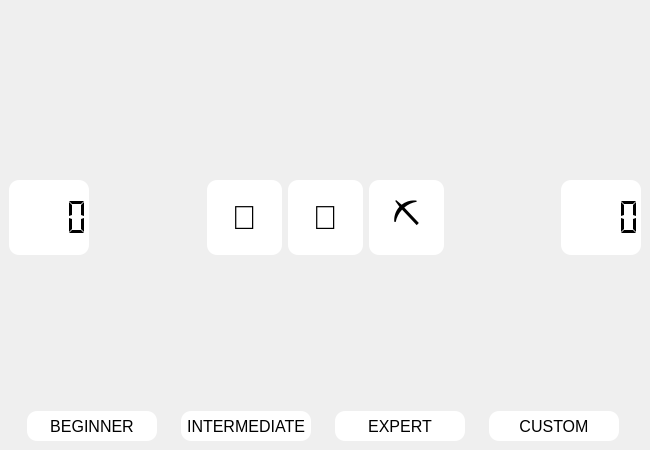
This is minesweeper_ui.ui in rekin5320/minesweeper as Qt 5 draws it before an edit. The edited form follows.
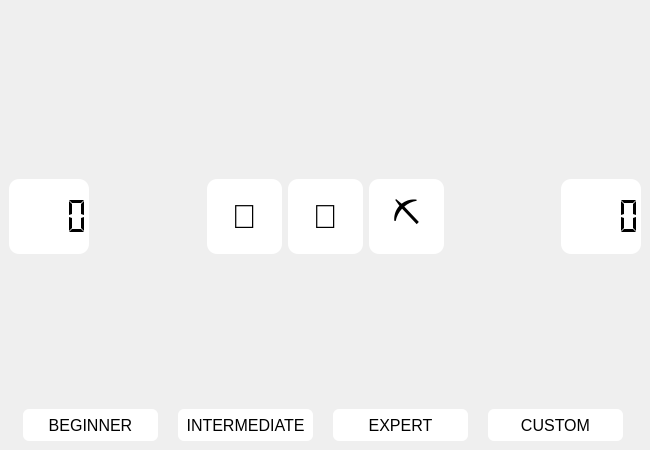
This is the edited form. Icons and pictures are not drawn.

Commit message: Decreased border-size and increased size of difficulty buttons

```diff
--- a/minesweeper_ui.ui
+++ b/minesweeper_ui.ui
@@ -334,14 +334,14 @@
         </property>
         <property name="minimumSize">
          <size>
-          <width>130</width>
-          <height>30</height>
+          <width>135</width>
+          <height>32</height>
          </size>
         </property>
         <property name="maximumSize">
          <size>
-          <width>130</width>
-          <height>30</height>
+          <width>135</width>
+          <height>32</height>
          </size>
         </property>
         <property name="baseSize">
@@ -355,17 +355,17 @@
           <pointsize>12</pointsize>
          </font>
         </property>
+        <property name="styleSheet">
+         <string notr="true">
+                QPushButton {
+                    background-color: white;
+                    border-radius: 6px;
+                }
+            </string>
+        </property>
         <property name="text">
          <string>BEGINNER</string>
         </property>
-        <property name="styleSheet">
-         <string>
-                QPushButton {
-                    background-color: white;
-                    border-radius: 10px;
-                }
-            </string>
-        </property>
        </widget>
       </item>
       <item>
@@ -378,14 +378,14 @@
         </property>
         <property name="minimumSize">
          <size>
-          <width>130</width>
-          <height>30</height>
+          <width>135</width>
+          <height>32</height>
          </size>
         </property>
         <property name="maximumSize">
          <size>
-          <width>130</width>
-          <height>30</height>
+          <width>135</width>
+          <height>32</height>
          </size>
         </property>
         <property name="baseSize">
@@ -399,17 +399,17 @@
           <pointsize>12</pointsize>
          </font>
         </property>
+        <property name="styleSheet">
+         <string notr="true">
+                QPushButton {
+                    background-color: white;
+                    border-radius: 6px;
+                }
+            </string>
+        </property>
         <property name="text">
          <string>INTERMEDIATE</string>
         </property>
-        <property name="styleSheet">
-         <string>
-                QPushButton {
-                    background-color: white;
-                    border-radius: 10px;
-                }
-            </string>
-        </property>
        </widget>
       </item>
       <item>
@@ -422,14 +422,14 @@
         </property>
         <property name="minimumSize">
          <size>
-          <width>130</width>
-          <height>30</height>
+          <width>135</width>
+          <height>32</height>
          </size>
         </property>
         <property name="maximumSize">
          <size>
-          <width>130</width>
-          <height>30</height>
+          <width>135</width>
+          <height>32</height>
          </size>
         </property>
         <property name="baseSize">
@@ -443,17 +443,17 @@
           <pointsize>12</pointsize>
          </font>
         </property>
+        <property name="styleSheet">
+         <string notr="true">
+                QPushButton {
+                    background-color: white;
+                    border-radius: 6px;
+                }
+            </string>
+        </property>
         <property name="text">
          <string>EXPERT</string>
         </property>
-        <property name="styleSheet">
-         <string>
-                QPushButton {
-                    background-color: white;
-                    border-radius: 10px;
-                }
-            </string>
-        </property>
        </widget>
       </item>
       <item>
@@ -466,14 +466,14 @@
         </property>
         <property name="minimumSize">
          <size>
-          <width>130</width>
-          <height>30</height>
+          <width>135</width>
+          <height>32</height>
          </size>
         </property>
         <property name="maximumSize">
          <size>
-          <width>130</width>
-          <height>30</height>
+          <width>135</width>
+          <height>32</height>
          </size>
         </property>
         <property name="baseSize">
@@ -487,17 +487,17 @@
           <pointsize>12</pointsize>
          </font>
         </property>
+        <property name="styleSheet">
+         <string notr="true">
+                QPushButton {
+                    background-color: white;
+                    border-radius: 6px;
+                }
+            </string>
+        </property>
         <property name="text">
          <string>CUSTOM</string>
         </property>
-        <property name="styleSheet">
-         <string>
-                QPushButton {
-                    background-color: white;
-                    border-radius: 10px;
-                }
-            </string>
-        </property>
        </widget>
       </item>
      </layout>
```
Left out of the diff: 48 changed lines with no effect on the pictures. The commit also changes 1 other file.
